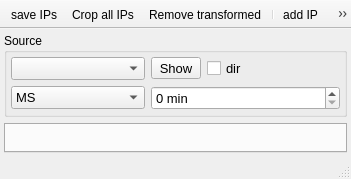
Old version of the form plugins/XRD/XRD.ui in the repository NeutrinoToolkit/Neutrino.
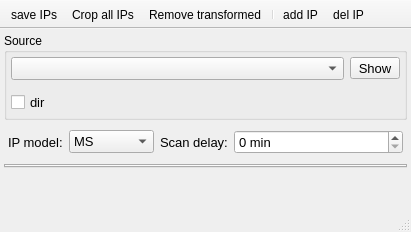
New version of the form. Icons and pictures are not drawn.

What changed in the file:
```diff
--- a/plugins/XRD/XRD.ui
+++ b/plugins/XRD/XRD.ui
@@ -6,8 +6,8 @@
    <rect>
     <x>0</x>
     <y>0</y>
-    <width>351</width>
-    <height>179</height>
+    <width>411</width>
+    <height>232</height>
    </rect>
   </property>
   <property name="windowTitle">
@@ -23,7 +23,7 @@
    <bool>true</bool>
   </property>
   <widget class="QWidget" name="centralwidget">
-   <layout class="QVBoxLayout" name="verticalLayout">
+   <layout class="QVBoxLayout" name="verticalLayout" stretch="0,0,0,1">
     <property name="leftMargin">
      <number>4</number>
     </property>
@@ -41,7 +41,7 @@
       <property name="title">
        <string>Source</string>
       </property>
-      <layout class="QGridLayout" name="gridLayout">
+      <layout class="QGridLayout" name="gridLayout" columnstretch="1,0">
        <property name="leftMargin">
         <number>4</number>
        </property>
@@ -55,7 +55,7 @@
         <number>4</number>
        </property>
        <item row="1" column="0">
-        <widget class="QComboBox" name="IPmodel">
+        <widget class="QComboBox" name="image">
          <property name="font">
           <font>
            <pointsize>10</pointsize>
@@ -67,34 +67,9 @@
          <property name="neutrinoSave" stdset="0">
           <bool>true</bool>
          </property>
-         <item>
-          <property name="text">
-           <string>MS</string>
-          </property>
-         </item>
-         <item>
-          <property name="text">
-           <string>TR</string>
-          </property>
-         </item>
-         <item>
-          <property name="text">
-           <string>SR</string>
-          </property>
-         </item>
-         <item>
-          <property name="text">
-           <string>ND</string>
-          </property>
-         </item>
-         <item>
-          <property name="text">
-           <string>MP</string>
-          </property>
-         </item>
         </widget>
        </item>
-       <item row="0" column="1">
+       <item row="1" column="1">
         <widget class="QToolButton" name="source">
          <property name="font">
           <font>
@@ -113,19 +88,7 @@
          </property>
         </widget>
        </item>
-       <item row="0" column="0">
-        <widget class="QComboBox" name="image">
-         <property name="font">
-          <font>
-           <pointsize>10</pointsize>
-          </font>
-         </property>
-         <property name="neutrinoImage" stdset="0">
-          <bool>true</bool>
-         </property>
-        </widget>
-       </item>
-       <item row="0" column="2">
+       <item row="3" column="0">
         <widget class="QCheckBox" name="createDir">
          <property name="font">
           <font>
@@ -140,7 +103,92 @@
          </property>
         </widget>
        </item>
-       <item row="1" column="1" colspan="2">
+       <item row="2" column="0">
+        <widget class="QWidget" name="widget" native="true"/>
+       </item>
+      </layout>
+     </widget>
+    </item>
+    <item>
+     <widget class="QWidget" name="widget_2" native="true">
+      <layout class="QHBoxLayout" name="horizontalLayout" stretch="0,1,0,2">
+       <property name="leftMargin">
+        <number>4</number>
+       </property>
+       <property name="topMargin">
+        <number>4</number>
+       </property>
+       <property name="rightMargin">
+        <number>4</number>
+       </property>
+       <property name="bottomMargin">
+        <number>4</number>
+       </property>
+       <item>
+        <widget class="QLabel" name="label">
+         <property name="font">
+          <font>
+           <pointsize>10</pointsize>
+          </font>
+         </property>
+         <property name="text">
+          <string>IP model:</string>
+         </property>
+        </widget>
+       </item>
+       <item>
+        <widget class="QComboBox" name="IPmodel">
+         <property name="font">
+          <font>
+           <pointsize>10</pointsize>
+          </font>
+         </property>
+         <property name="toolTip">
+          <string>IP model</string>
+         </property>
+         <property name="neutrinoSave" stdset="0">
+          <bool>true</bool>
+         </property>
+         <item>
+          <property name="text">
+           <string>MS</string>
+          </property>
+         </item>
+         <item>
+          <property name="text">
+           <string>TR</string>
+          </property>
+         </item>
+         <item>
+          <property name="text">
+           <string>SR</string>
+          </property>
+         </item>
+         <item>
+          <property name="text">
+           <string>ND</string>
+          </property>
+         </item>
+         <item>
+          <property name="text">
+           <string>MP</string>
+          </property>
+         </item>
+        </widget>
+       </item>
+       <item>
+        <widget class="QLabel" name="label_2">
+         <property name="font">
+          <font>
+           <pointsize>10</pointsize>
+          </font>
+         </property>
+         <property name="text">
+          <string>Scan delay:</string>
+         </property>
+        </widget>
+       </item>
+       <item>
         <widget class="QSpinBox" name="fadeMin">
          <property name="font">
           <font>
@@ -154,7 +202,7 @@
           <string> min</string>
          </property>
          <property name="maximum">
-          <number>99999</number>
+          <number>999999</number>
          </property>
          <property name="neutrinoSave" stdset="0">
           <bool>true</bool>
@@ -182,6 +230,19 @@
       </property>
      </widget>
     </item>
+    <item>
+     <spacer name="verticalSpacer">
+      <property name="orientation">
+       <enum>Qt::Vertical</enum>
+      </property>
+      <property name="sizeHint" stdset="0">
+       <size>
+        <width>20</width>
+        <height>40</height>
+       </size>
+      </property>
+     </spacer>
+    </item>
    </layout>
   </widget>
   <widget class="QStatusBar" name="statusbar">
```
Left out of the diff: 5 changed lines with no effect on the pictures.
